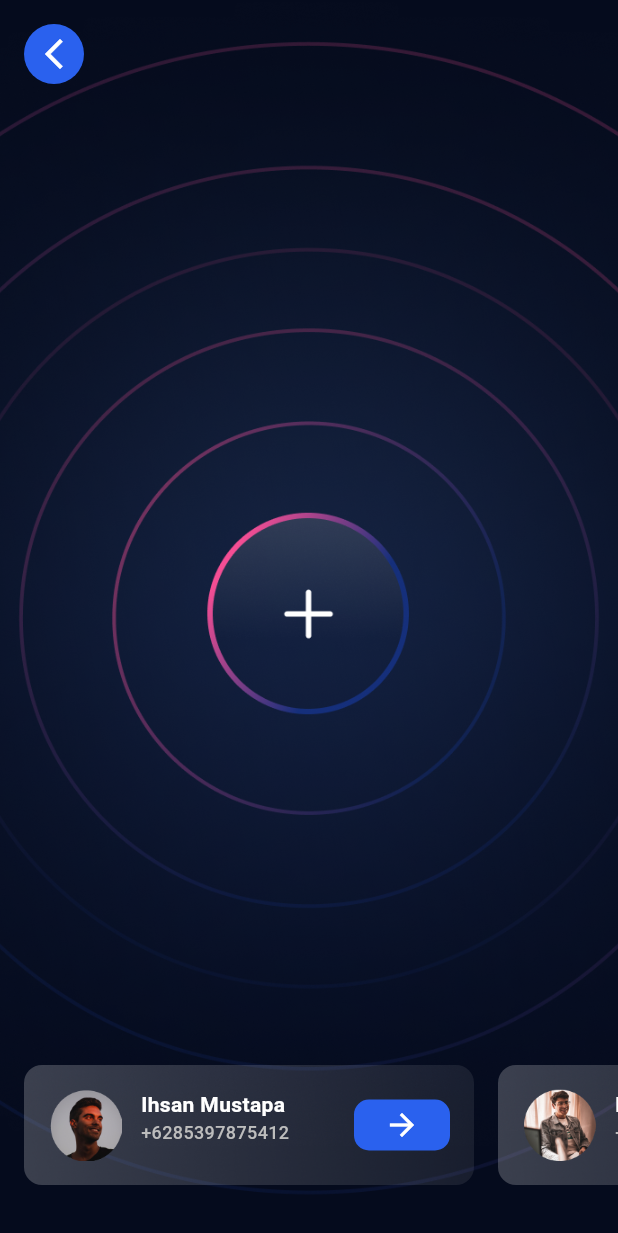
After one commit to mrum13/wanllet-flutter, a Flutter app: the screen it shows after launch, after a tap on "Send", on a phone screen of 412 x 824 dp. The commit adds this screen. Shown: the top 1233 px of the screen. Run offline on Flutter 3.47's test engine with Material 3 defaults, Android fonts, the phone set to English and light mode, and no system bars; our stand-ins replace flutter_bloc.

Commit message:
feat. search page done

```diff
--- a/lib/common/image_resources.dart
+++ b/lib/common/image_resources.dart
@@ -20,3 +20,5 @@ final String navbarSetting = "assets/navbar_setting.png";
 final String send= "assets/send.png";
 final String request = "assets/request.png";
 final String scan = "assets/scan.png";
+final String searchBackground = "assets/search_background.png";
+final String cardBackground = "assets/card_background.png";
--- a/lib/main.dart
+++ b/lib/main.dart
@@ -1,15 +1,10 @@
 import 'package:flutter/material.dart';
-import 'package:flutter/services.dart';
 import 'package:flutter_bloc/flutter_bloc.dart';
 import 'package:wanllet/cubit/navbar_cubit.dart';
 import 'package:wanllet/pages/main_page.dart';
+import 'package:wanllet/pages/search_page.dart';
 
 void main() {
-  // SystemChrome.setSystemUIOverlayStyle(
-  //   SystemUiOverlayStyle(
-  //     statusBarBrightness: Brightness.light
-  //   )
-  // );
   runApp(const MainApp());
 }
 
@@ -21,7 +16,10 @@ class MainApp extends StatelessWidget {
     return MultiBlocProvider(
       providers: [BlocProvider(create: (context) => NavbarCubit())],
       child: MaterialApp(
-        routes: {"/": (context) => const MainPage()},
+        routes: {
+          "/": (context) => const MainPage(),
+          "/send": (context) => const SearchPage(),
+        },
         initialRoute: "/",
       ),
     );
--- a/lib/pages/home_page.dart
+++ b/lib/pages/home_page.dart
@@ -124,7 +124,11 @@ class HomePage extends StatelessWidget {
                     ),
                   ],
                 ),
-                MainFeature(imagePath: send, title: "Send"),
+                InkWell(
+                  onTap: () {
+                    Navigator.pushNamed(context, "/send");
+                  },
+                  child: MainFeature(imagePath: send, title: "Send")),
                 MainFeature(imagePath: request, title: "Request"),
                 MainFeature(imagePath: scan, title: "Scan"),
               ],
--- /dev/null
+++ b/lib/pages/search_page.dart
@@ -0,0 +1,132 @@
+import 'package:flutter/material.dart';
+import 'package:flutter/services.dart';
+import 'package:wanllet/common/app_colors.dart';
+import 'package:wanllet/common/image_resources.dart';
+
+class SearchPage extends StatelessWidget {
+  const SearchPage({super.key});
+
+  @override
+  Widget build(BuildContext context) {
+    var historyData = [
+      {
+        'image_path': avatar3,
+        'name': 'Ihsan Mustapa',
+        'number': '+6285397875412'
+      },
+      {
+        'image_path': avatar1,
+        'name': 'Rihan Nugraha',
+        'number': '+6285397875456'
+      },
+    ];
+
+    return AnnotatedRegion(
+      value: SystemUiOverlayStyle.light,
+      child: Scaffold(
+        body: Stack(
+          children: [
+            Image.asset(
+              background2,
+              height: double.infinity,
+              width: double.infinity,
+              fit: BoxFit.cover,
+            ),
+            Image.asset(
+              searchBackground,
+              height: double.infinity,
+              width: double.infinity,
+              fit: BoxFit.cover,
+            ),
+            SafeArea(
+              bottom: false,
+              child: Column(
+                children: [
+                  Expanded(
+                    child: Align(
+                      alignment: AlignmentGeometry.topLeft,
+                      child: InkWell(
+                        onTap: () => Navigator.pop(context),
+                        child: Container(
+                          margin: const EdgeInsets.only(left: 16, top: 16),
+                          padding: const EdgeInsets.all(8),
+                          decoration: BoxDecoration(
+                            color: primaryColor,
+                            shape: BoxShape.circle
+                          ),
+                          child: Icon(Icons.arrow_back_ios_new, size: 24, color: whiteColor,),
+                        ),
+                      ),
+                    )
+                  ),
+                  Container(
+                    padding: const EdgeInsets.symmetric(vertical: 18),
+                    margin: const EdgeInsets.only(bottom: 16),
+                    width: double.infinity,
+                    height: 116,
+                    child: ListView.builder(
+                      scrollDirection: Axis.horizontal,
+                      itemBuilder: (context, index) {
+                        return Row(
+                          children: [
+                            const SizedBox(width: 16,),
+                            Container(
+                              width: 300,
+                              padding: const EdgeInsets.all(16),
+                              decoration: BoxDecoration(
+                                borderRadius: BorderRadius.circular(12),
+                                image: DecorationImage(
+                                  image: AssetImage(cardBackground),
+                                  fit: BoxFit.cover
+                                )
+                              ),
+                              child: Row(
+                                children: [
+                                  Image.asset(
+                                    historyData[index]['image_path'].toString(),
+                                    height: 50,
+                                    width: 50,
+                                  ),
+                                  const SizedBox(width: 12,),
+                                  Expanded(
+                                    child: Column(
+                                      crossAxisAlignment: CrossAxisAlignment.start,
+                                      children: [
+                                        Text(
+                                          historyData[index]['name'].toString(),
+                                          style: TextStyle(fontSize: 14, fontWeight: FontWeight.w600, color: whiteColor),
+                                        ),
+                                        Text(
+                                          historyData[index]['number'].toString(),
+                                          style: TextStyle(fontSize: 12, fontWeight: FontWeight.w500, color: textColor),
+                                        ),
+                                      ],
+                                    ),
+                                  ),
+                                  const SizedBox(width: 12,),
+                                  Container(
+                                    padding: const EdgeInsets.symmetric(horizontal: 20,vertical: 5),
+                                    decoration: BoxDecoration(
+                                      color: primaryColor,
+                                      borderRadius: BorderRadius.circular(10)
+                                    ),
+                                    child: Icon(Icons.arrow_forward_outlined, size: 24, color: whiteColor,),
+                                  )
+                                ],
+                              ),
+                            ),
+                          ],
+                        );
+                      },
+                      itemCount: historyData.length
+                    ),
+                  )
+                ],
+              ),
+            )
+          ],
+        ),
+      ),
+    );
+  }
+}
```
Also changed, not shown: assets/card_background.png (added), assets/search_background.png (added), lib/pages/send_page.dart (added).
